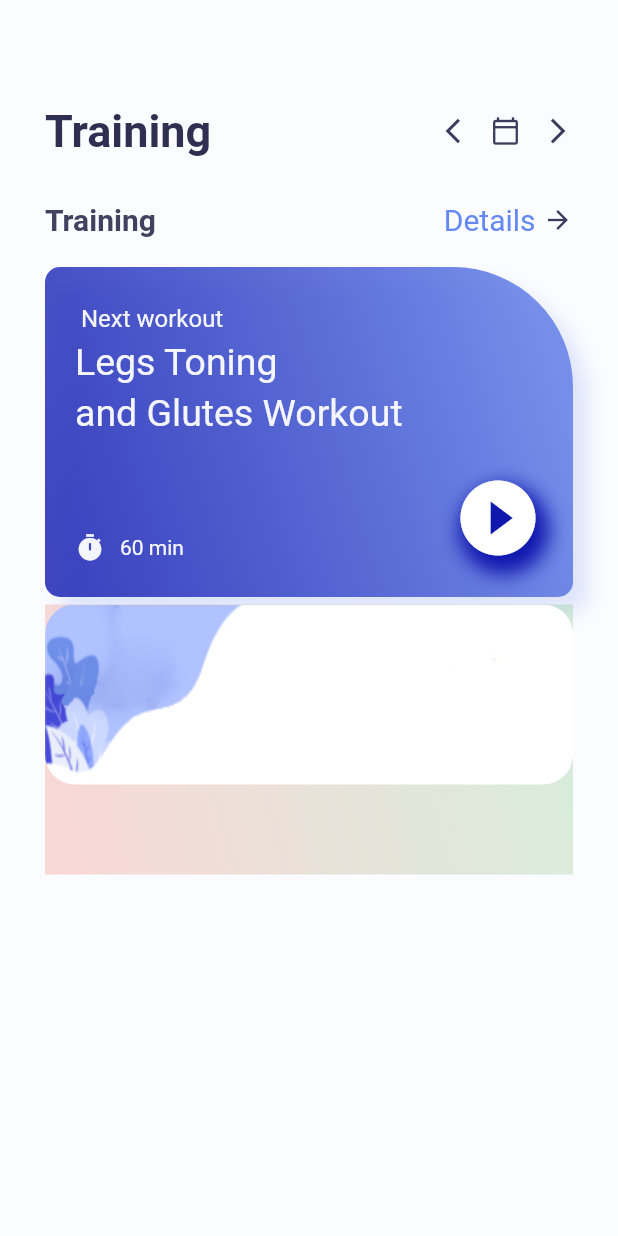
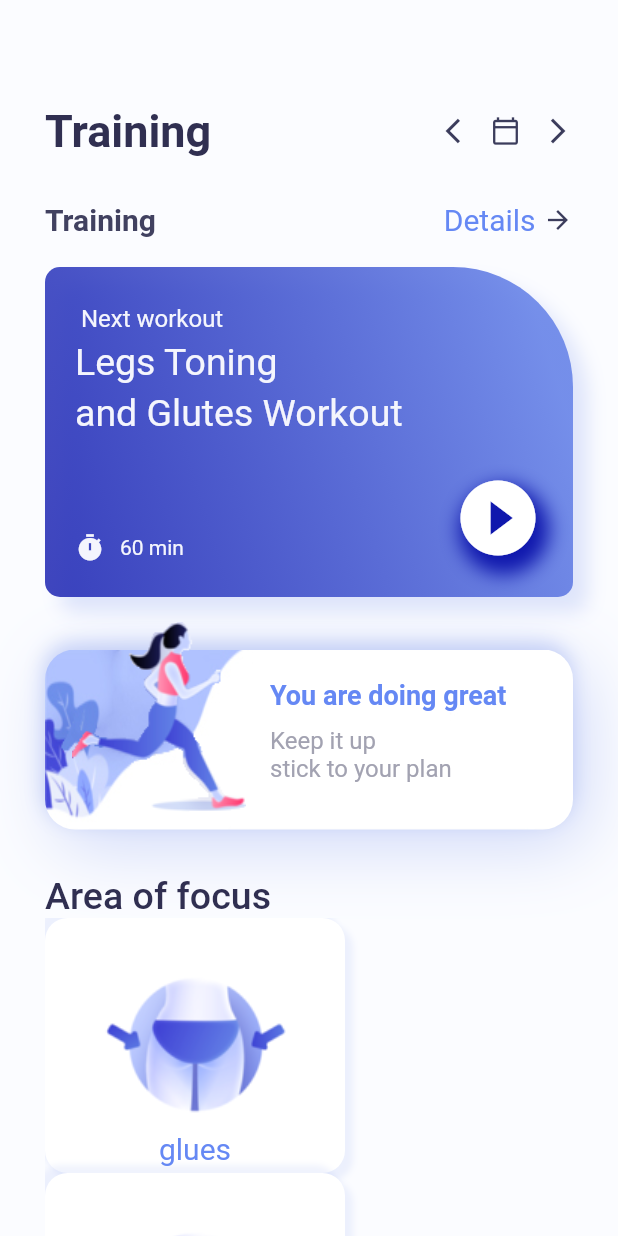
Before and after one commit to Innovanito/flutter-workout-app-, a Flutter app: the screen it shows after launch, on a phone screen of 412 x 824 dp. Run offline on Flutter 3.47's test engine with Material 2 defaults, Android fonts, the light colour scheme and no system bars.

Commit message:
Area of focuss units are making

```diff
--- a/lib/home_page.dart
+++ b/lib/home_page.dart
@@ -1,5 +1,7 @@
 import 'package:flutter/cupertino.dart';
 import 'package:flutter/material.dart';
+import 'package:flutter/painting.dart';
+import 'package:flutter/rendering.dart';
 import './colors.dart' as color;
 
 class Homepage extends StatefulWidget {
@@ -10,6 +12,20 @@ class Homepage extends StatefulWidget {
 }
 
 class _HomepageState extends State<Homepage> {
+  _initData() {
+    DefaultAssetBundle.of(context)
+        .loadString("json/info.json")
+        .then((value) => {
+              // json.decode(value);
+            });
+  }
+
+  @override
+  void initState() {
+    super.initState();
+    _initData();
+  }
+
   @override
   Widget build(BuildContext context) {
     return Scaffold(
@@ -175,28 +191,125 @@ class _HomepageState extends State<Homepage> {
             ),
             Container(
               height: 180,
-              decoration: BoxDecoration(
-                gradient: LinearGradient(colors: [
-                  Colors.red.withOpacity(0.2),
-                  Colors.green.withOpacity(0.2)
-                ], begin: Alignment.bottomLeft, end: Alignment.centerRight),
-              ),
               width: MediaQuery.of(context).size.width,
               child: Stack(
                 children: [
                   Container(
                     width: MediaQuery.of(context).size.width,
+                    margin: const EdgeInsets.only(top: 30),
                     height: 120,
+                    decoration: BoxDecoration(
+                        borderRadius: BorderRadius.circular(20),
+                        image: DecorationImage(
+                            image: AssetImage("assets/card.jpg"),
+                            fit: BoxFit.fill),
+                        boxShadow: [
+                          BoxShadow(
+                              blurRadius: 40,
+                              offset: Offset(8, 10),
+                              color: color.AppColor.gradientSecond
+                                  .withOpacity(.3)),
+                          BoxShadow(
+                              blurRadius: 10,
+                              offset: Offset(-1, -5),
+                              color: color.AppColor.gradientSecond
+                                  .withOpacity(.3)),
+                        ]),
+                  ),
+                  Container(
+                    height: 200,
+                    width: MediaQuery.of(context).size.width,
+                    margin: const EdgeInsets.only(right: 200, bottom: 30),
                     decoration: BoxDecoration(
                       borderRadius: BorderRadius.circular(20),
                       image: DecorationImage(
-                          image: AssetImage("assets/card.jpg"),
-                          fit: BoxFit.fill),
+                        image: AssetImage("assets/figure.png"),
+                      ),
                     ),
-                  )
+                  ),
+                  Container(
+                    width: double.maxFinite,
+                    height: 100,
+                    margin: const EdgeInsets.only(left: 150, top: 50),
+                    child: Column(
+                      crossAxisAlignment: CrossAxisAlignment.start,
+                      children: [
+                        Text("You are doing great",
+                            style: TextStyle(
+                                fontSize: 18,
+                                fontWeight: FontWeight.bold,
+                                color: color.AppColor.homePageDetail)),
+                        SizedBox(
+                          height: 10,
+                        ),
+                        RichText(
+                            text: TextSpan(
+                                text: "Keep it up\n",
+                                style: TextStyle(
+                                    color: color.AppColor.homePagePlanColor,
+                                    fontSize: 16),
+                                children: [
+                              TextSpan(text: "stick to your plan")
+                            ]))
+                      ],
+                    ),
+                  ),
                 ],
               ),
-            )
+            ),
+            Row(
+              children: [
+                Text(
+                  "Area of focus",
+                  textAlign: TextAlign.center,
+                  style: TextStyle(
+                      fontSize: 25,
+                      fontWeight: FontWeight.w500,
+                      color: color.AppColor.homePageTitle),
+                )
+              ],
+            ),
+            Expanded(
+                child: ListView.builder(
+                    itemCount: 4,
+                    itemBuilder: (_, i) {
+                      return Row(
+                        children: [
+                          Container(
+                            width: 200,
+                            height: 170,
+                            padding: EdgeInsets.only(bottom: 5),
+                            decoration: BoxDecoration(
+                                color: Colors.white,
+                                borderRadius: BorderRadius.circular(15),
+                                image: DecorationImage(
+                                    image: AssetImage("assets/ex1.png")),
+                                boxShadow: [
+                                  BoxShadow(
+                                      blurRadius: 3,
+                                      offset: Offset(5, 5),
+                                      color: color.AppColor.gradientSecond
+                                          .withOpacity(0.1)),
+                                  BoxShadow(
+                                      blurRadius: 3,
+                                      offset: Offset(-5, -5),
+                                      color: color.AppColor.gradientSecond
+                                          .withOpacity(0.1)),
+                                ]),
+                            child: Center(
+                                child: Align(
+                              alignment: Alignment.bottomCenter,
+                              child: Text(
+                                "glues",
+                                style: TextStyle(
+                                    fontSize: 20,
+                                    color: color.AppColor.homePageDetail),
+                              ),
+                            )),
+                          )
+                        ],
+                      );
+                    }))
           ],
         ),
       ),
--- /dev/null
+++ b/lib/info.json
@@ -0,0 +1,18 @@
+[
+  {
+    "title": "Glues",
+    "img" : "assets/ex1.pmg"
+  },
+  {
+    "title": "Abs",
+    "img" : "assets/ex2.pmg"
+  },
+  {
+    "title": "Legs",
+    "img" : "assets/ex3.pmg"
+  },
+  {
+    "title": "Arms",
+    "img" : "assets/ex4.pmg"
+  }
+]
```
